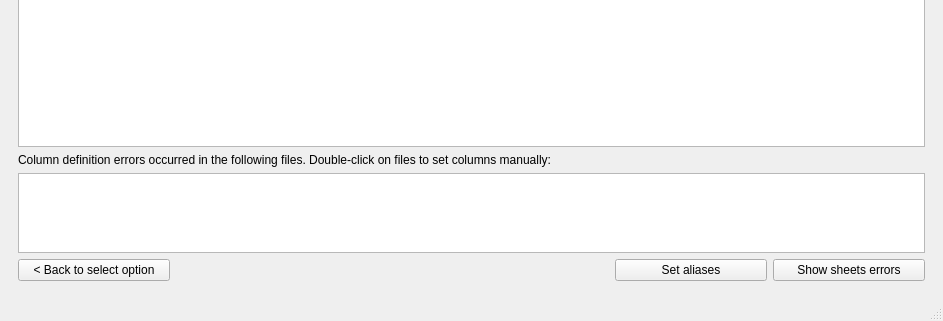
Qt form view/MainWindow.ui (VladimirAugust/RatesComporator) before a commit; both pictures show x 0 to 943 and y 394 to 715 of the 943 by 715 pixel window.
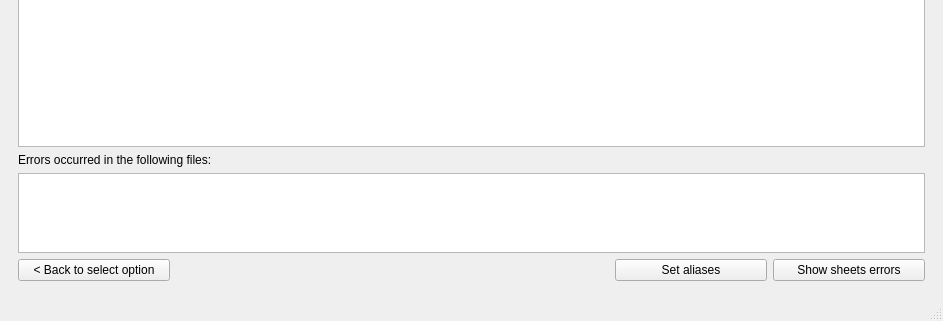
The same form after that commit.

Patch:
```diff
--- a/view/MainWindow.ui
+++ b/view/MainWindow.ui
@@ -343,7 +343,7 @@
         <item>
          <widget class="QLabel" name="clrErrorLabel">
           <property name="text">
-           <string>Column definition errors occurred in the following files. Double-click on files to set columns manually:</string>
+           <string>Errors occurred in the following files:</string>
           </property>
          </widget>
         </item>
```
